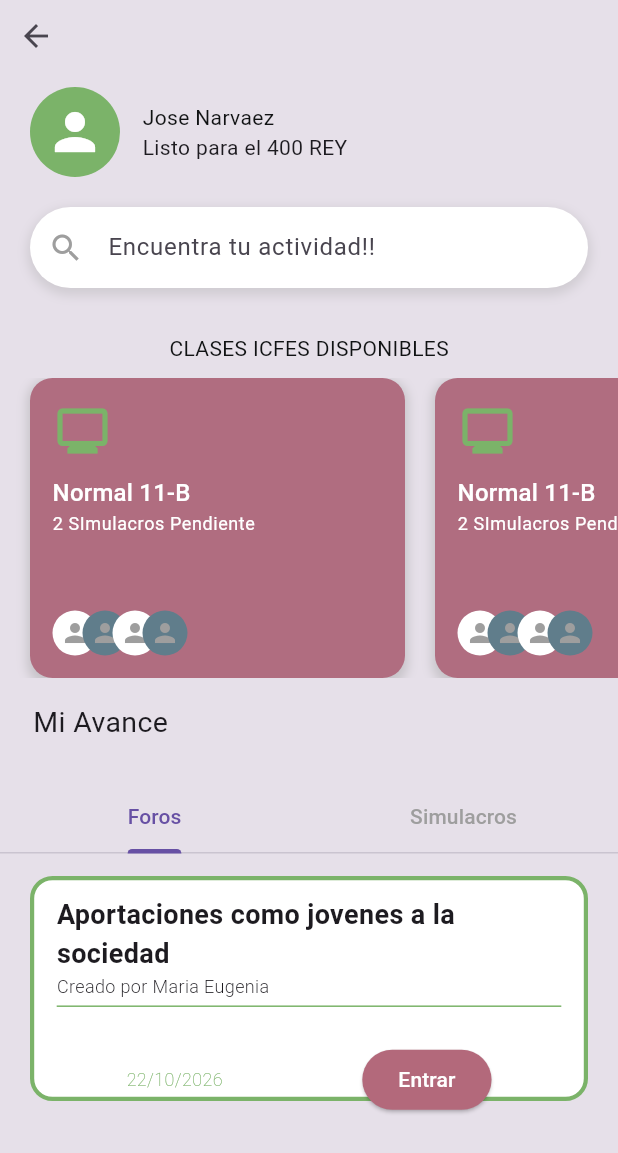
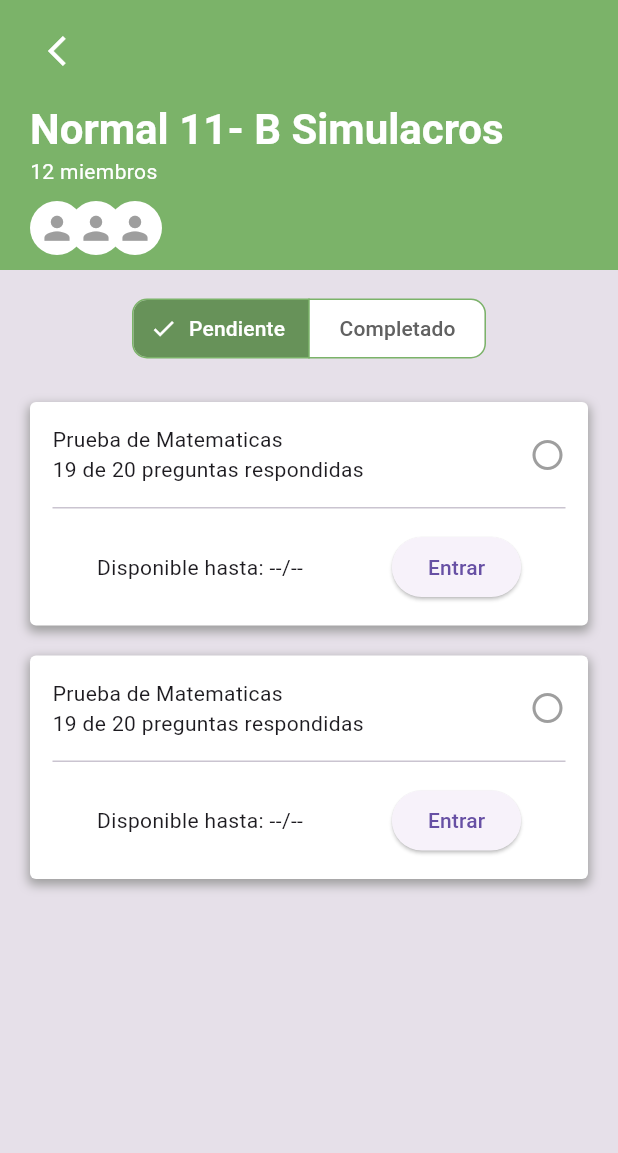
Before and after one commit to JosCariDe/front-preparate-icfes-caribe, a Flutter app: the screen it shows after launch, on a phone screen of 412 x 824 dp. Shown: the top 1153 px of the screen. Run offline on Flutter 3.47's test engine with Material 3 defaults, Android fonts, the phone set to English and light mode, and no system bars.

Commit message:
Clases_Screen/Feat/ avance, falta agregar la funcionalidad entre pestanias Se hizo el card de ejemplo pero falta dinamizar y personalizar

```diff
--- a/lib/main.dart
+++ b/lib/main.dart
@@ -1,3 +1,4 @@
+import 'package:caribe_app/presentation/screens/clase_screen.dart';
 import 'package:caribe_app/presentation/screens/home_screen.dart';
 import 'package:caribe_app/presentation/screens/splash_screen.dart';
 import 'package:flutter/material.dart';
@@ -12,7 +13,7 @@ class MainApp extends StatelessWidget {
   @override
   Widget build(BuildContext context) {
     return const MaterialApp(
-      home: HomeScreen(),
+      home: ClaseScreen(),
       debugShowCheckedModeBanner : false,
       title: 'Caribe App',
     );
--- /dev/null
+++ b/lib/presentation/screens/clase_screen.dart
@@ -0,0 +1,211 @@
+import 'package:caribe_app/config/theme/app_theme.dart';
+import 'package:flutter/material.dart';
+
+class ClaseScreen extends StatelessWidget {
+  const ClaseScreen({super.key});
+
+  @override
+  Widget build(BuildContext context) {
+    final colors = Theme.of(context).colorScheme;
+
+    return Scaffold(
+      backgroundColor:
+          colors
+              .surfaceContainerHighest, // Un color de fondo suave para el cuerpo
+      appBar: _AppBarClasesICFES(),
+      body: SingleChildScrollView(
+        child: Column(
+          children: [
+            //! Aquí irá el selector de pestañas (Pending/Completed)
+            _SelectorPestanias(),
+            //! Aquí irá la lista de simulacros/pruebas
+            ListView.builder(
+              shrinkWrap: true,
+              physics: const NeverScrollableScrollPhysics(),
+              itemCount: 2,
+              itemBuilder: (context, index) {
+                final isPending = index == 0;
+
+                return Padding(
+                  padding: EdgeInsets.symmetric(horizontal: 20, vertical: 10),
+                  child: Container(
+                    decoration: BoxDecoration(
+                      color: Colors.white,
+                      borderRadius: BorderRadius.circular(4),
+                      boxShadow: [
+                        BoxShadow(
+                          color: Colors.grey,
+                          spreadRadius: 1,
+                          blurRadius: 5,
+                          offset: const Offset(0, 3),
+                        ),
+                      ],
+                    ),
+                    child: Padding(
+                      padding: EdgeInsets.all(15),
+                      child: Column(
+                        children: [
+                          Row(
+                            mainAxisAlignment: MainAxisAlignment.spaceBetween,
+                            children: [
+                              Column(
+                                crossAxisAlignment: CrossAxisAlignment.start,
+                                children: [
+                                  Text('Prueba de Matematicas'),
+                                  Text('19 de 20 preguntas respondidas'),
+                                ],
+                              ),
+                              Icon(
+                                Icons.radio_button_unchecked,
+                                color: Colors.grey,
+                              )
+                            ],
+                          ),
+                          SizedBox(height: 7.5,),
+                          Divider(),
+                          SizedBox(height: 7.5,),
+                          Row(
+                            mainAxisAlignment: MainAxisAlignment.spaceAround,
+                            children: [
+                              Text('Disponible hasta: --/--'),
+                              ElevatedButton(onPressed: () {}, child: Text('Entrar'),),
+                            ],
+                          )
+                        ],
+                      ),
+                    ),
+                  ),
+                );
+              },
+            ),
+          ],
+        ),
+      ),
+    );
+  }
+}
+
+class _SelectorPestanias extends StatelessWidget {
+  const _SelectorPestanias({super.key});
+
+  @override
+  Widget build(BuildContext context) {
+    return Padding(
+      padding: EdgeInsets.symmetric(horizontal: 20, vertical: 15),
+      child: Align(
+        child: SegmentedButton<String>(
+          segments: const <ButtonSegment<String>>[
+            ButtonSegment<String>(value: 'Pendiente', label: Text('Pendiente')),
+            ButtonSegment<String>(
+              value: 'Completado',
+              label: Text('Completado'),
+            ),
+          ],
+          selected: <String>{'Pendiente'}, //?
+          onSelectionChanged: (Set<String> newSelection) {
+            // Lógica para cambiar entre "Pending" y "Completed"
+            // Esto se manejará con un StatefulWidget más adelante
+          },
+          style: SegmentedButton.styleFrom(
+            backgroundColor: Colors.white,
+            selectedBackgroundColor: const Color.fromARGB(255, 103, 146, 89),
+            selectedForegroundColor: Theme.of(context).colorScheme.onPrimary,
+            foregroundColor: Colors.grey.shade700,
+            side: BorderSide(color: primaryColor),
+            shape: RoundedRectangleBorder(
+              borderRadius: BorderRadius.circular(10),
+            ),
+          ),
+        ),
+      ),
+    );
+  }
+}
+
+class _AppBarClasesICFES extends StatelessWidget
+    implements PreferredSizeWidget {
+  @override
+  Size get preferredSize => const Size.fromHeight(180); // Altura del AppBar
+
+  @override
+  Widget build(BuildContext context) {
+    final colors = Theme.of(context).colorScheme;
+
+    return AppBar(
+      backgroundColor: primaryColor, // Color verde del header
+      toolbarHeight: 180, // Altura extendida para el contenido del header
+      flexibleSpace: SafeArea(
+        child: Padding(
+          padding: const EdgeInsets.symmetric(horizontal: 20, vertical: 10),
+          child: Column(
+            crossAxisAlignment: CrossAxisAlignment.start,
+            children: [
+              Align(
+                alignment: Alignment.topLeft,
+                child: IconButton(
+                  icon: Icon(Icons.arrow_back_ios, color: colors.onPrimary),
+                  onPressed: () {
+                    // Acción para volver atrás
+                  },
+                ),
+              ),
+              const SizedBox(height: 10),
+              Text(
+                'Normal 11- B Simulacros',
+                style: Theme.of(context).textTheme.headlineMedium?.copyWith(
+                  color: colors.onPrimary,
+                  fontWeight: FontWeight.bold,
+                ),
+              ),
+              Text(
+                '12 miembros',
+                style: Theme.of(
+                  context,
+                ).textTheme.bodyMedium?.copyWith(color: colors.onPrimary),
+              ),
+              const Spacer(), // Empuja los avatares hacia abajo
+              Row(
+                mainAxisAlignment: MainAxisAlignment.spaceBetween,
+                children: [
+                  Row(
+                    children: [
+                      CircleAvatar(
+                        radius: 18,
+                        backgroundColor: Colors.white,
+                        child: Icon(Icons.person, size: 25, color: Colors.grey),
+                      ),
+                      Transform.translate(
+                        offset: const Offset(-10, 0),
+                        child: CircleAvatar(
+                          radius: 18,
+                          backgroundColor: Colors.white,
+                          child: Icon(
+                            Icons.person,
+                            size: 25,
+                            color: Colors.grey,
+                          ),
+                        ),
+                      ),
+                      Transform.translate(
+                        offset: const Offset(-20, 0),
+                        child: CircleAvatar(
+                          radius: 18,
+                          backgroundColor: Colors.white,
+                          child: Icon(
+                            Icons.person,
+                            size: 25,
+                            color: Colors.grey,
+                          ),
+                        ),
+                      ),
+                    ],
+                  ),
+                ],
+              ),
+            ],
+          ),
+        ),
+      ),
+    );
+  }
+}
```
